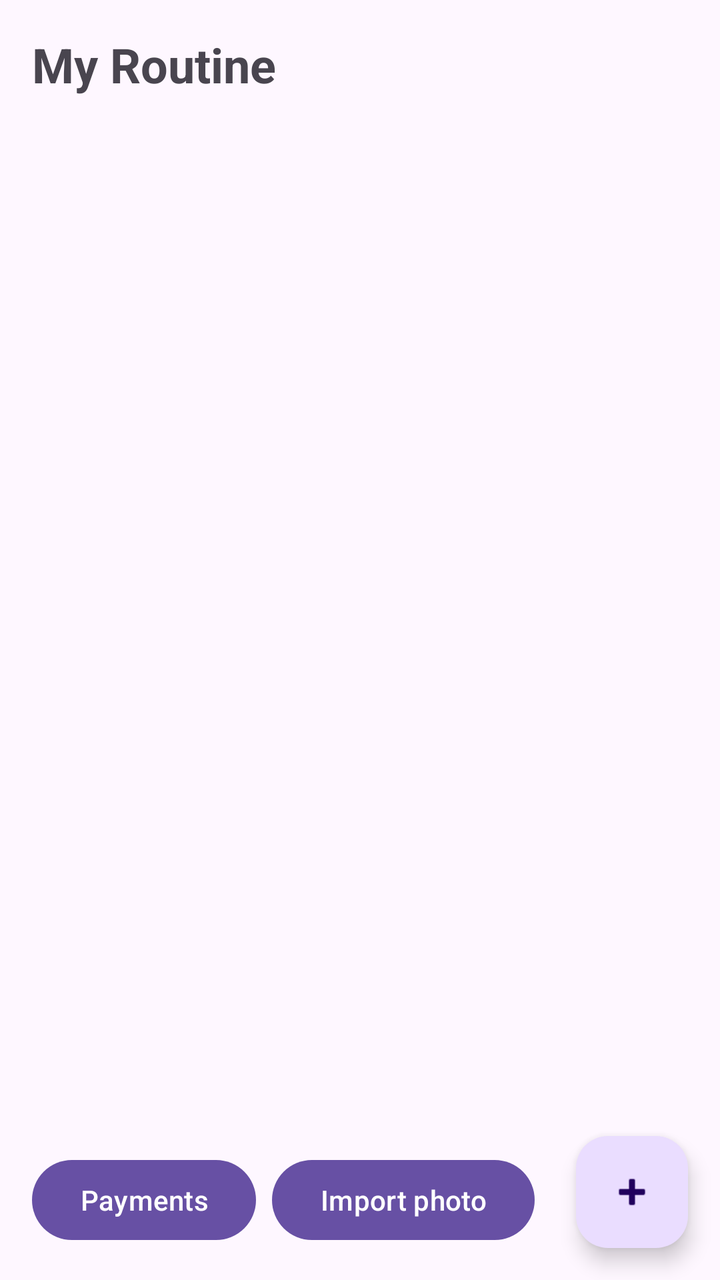
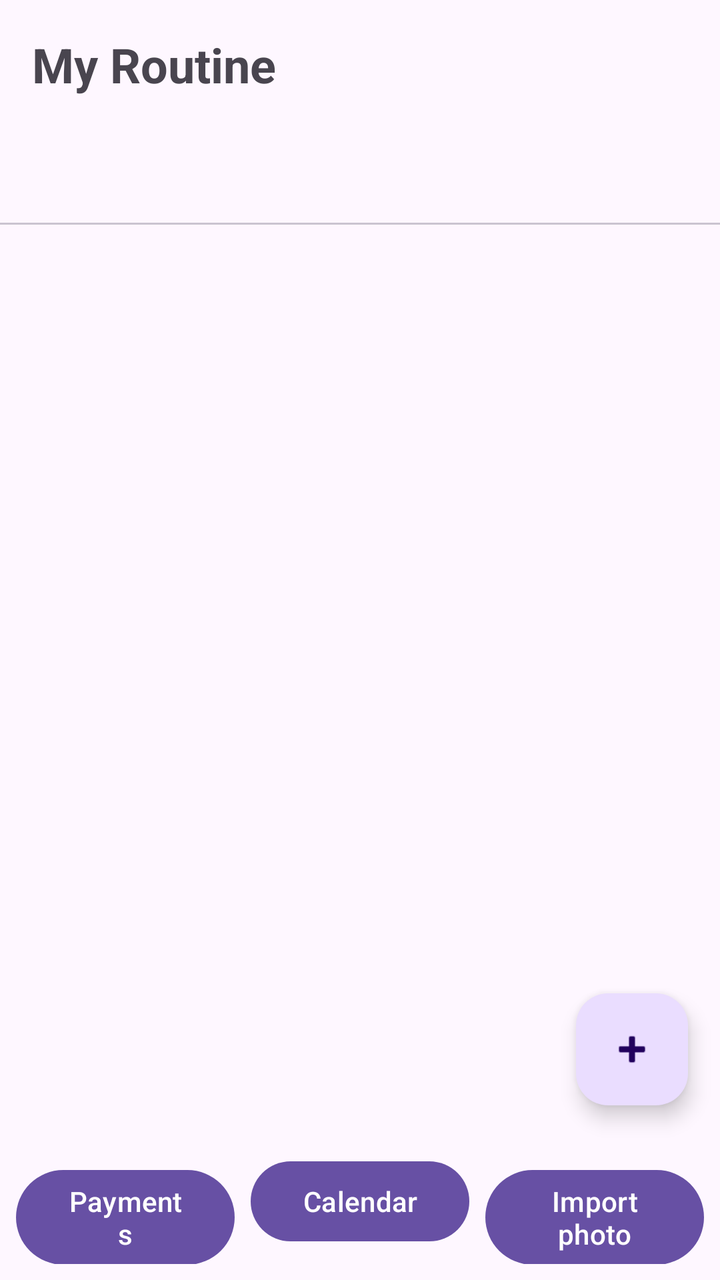

Screens rendered from an Android XML layout before and after an edit, with the pre-edit source and the edit as a unified diff.
<!-- AndroidManifest.xml: application theme Theme.Fluxora -->
<!-- res/layout/activity_main.xml -->
<?xml version="1.0" encoding="utf-8"?>
<androidx.constraintlayout.widget.ConstraintLayout
    xmlns:android="http://schemas.android.com/apk/res/android"
    xmlns:app="http://schemas.android.com/apk/res-auto"
    android:id="@+id/main"
    android:layout_width="match_parent"
    android:layout_height="match_parent">

    <TextView
        android:id="@+id/tvHeader"
        android:layout_width="0dp"
        android:layout_height="wrap_content"
        android:padding="16dp"
        android:text="My Routine"
        android:textSize="24sp"
        android:textStyle="bold"
        app:layout_constraintTop_toTopOf="parent"
        app:layout_constraintStart_toStartOf="parent"
        app:layout_constraintEnd_toEndOf="parent" />

    <androidx.recyclerview.widget.RecyclerView
        android:id="@+id/rvEvents"
        android:layout_width="0dp"
        android:layout_height="0dp"
        app:layout_constraintTop_toBottomOf="@id/tvHeader"
        app:layout_constraintBottom_toBottomOf="parent"
        app:layout_constraintStart_toStartOf="parent"
        app:layout_constraintEnd_toEndOf="parent" />

    <com.google.android.material.floatingactionbutton.FloatingActionButton
        android:id="@+id/fabAdd"
        android:layout_width="wrap_content"
        android:layout_height="wrap_content"
        android:layout_margin="16dp"
        android:src="@android:drawable/ic_input_add"
        app:layout_constraintBottom_toBottomOf="parent"
        app:layout_constraintEnd_toEndOf="parent" />
    <Button
        android:id="@+id/btnPayments"
        android:layout_width="wrap_content"
        android:layout_height="wrap_content"
        android:layout_margin="16dp"
        android:text="Payments"
        app:layout_constraintBottom_toBottomOf="parent"
        app:layout_constraintStart_toStartOf="parent" />
    <Button
        android:id="@+id/btnImport"
        android:layout_width="wrap_content"
        android:layout_height="wrap_content"
        android:layout_marginBottom="16dp"
        android:layout_marginStart="8dp"
        android:text="Import photo"
        app:layout_constraintBottom_toBottomOf="parent"
        app:layout_constraintStart_toEndOf="@id/btnPayments" />
</androidx.constraintlayout.widget.ConstraintLayout>
<!-- resources referenced by this layout -->
<resources>
  <style name="Theme.Fluxora" parent="Base.Theme.Fluxora" />
  <style name="Base.Theme.Fluxora" parent="Theme.Material3.DayNight.NoActionBar">
          
          
      </style>
</resources>

<!-- the commit's change to res/layout/activity_main.xml (unified diff, before → after) -->
@@ -18,14 +18,70 @@
         app:layout_constraintStart_toStartOf="parent"
         app:layout_constraintEnd_toEndOf="parent" />
 
+    <com.google.android.material.tabs.TabLayout
+        android:id="@+id/tabDays"
+        android:layout_width="0dp"
+        android:layout_height="wrap_content"
+        app:tabMode="scrollable"
+        app:layout_constraintTop_toBottomOf="@id/tvHeader"
+        app:layout_constraintStart_toStartOf="parent"
+        app:layout_constraintEnd_toEndOf="parent" />
+
     <androidx.recyclerview.widget.RecyclerView
         android:id="@+id/rvEvents"
         android:layout_width="0dp"
         android:layout_height="0dp"
-        app:layout_constraintTop_toBottomOf="@id/tvHeader"
+        android:clipToPadding="false"
+        android:padding="8dp"
+        app:layout_constraintTop_toBottomOf="@id/tabDays"
+        app:layout_constraintBottom_toTopOf="@id/bottomBar"
+        app:layout_constraintStart_toStartOf="parent"
+        app:layout_constraintEnd_toEndOf="parent" />
+
+    <TextView
+        android:id="@+id/tvEmpty"
+        android:layout_width="wrap_content"
+        android:layout_height="wrap_content"
+        android:text="No classes on this day"
+        android:visibility="gone"
+        app:layout_constraintTop_toTopOf="@id/rvEvents"
+        app:layout_constraintBottom_toBottomOf="@id/rvEvents"
+        app:layout_constraintStart_toStartOf="@id/rvEvents"
+        app:layout_constraintEnd_toEndOf="@id/rvEvents" />
+
+    <LinearLayout
+        android:id="@+id/bottomBar"
+        android:layout_width="0dp"
+        android:layout_height="wrap_content"
+        android:orientation="horizontal"
+        android:padding="8dp"
         app:layout_constraintBottom_toBottomOf="parent"
         app:layout_constraintStart_toStartOf="parent"
-        app:layout_constraintEnd_toEndOf="parent" />
+        app:layout_constraintEnd_toEndOf="parent">
+
+        <Button
+            android:id="@+id/btnPayments"
+            android:layout_width="0dp"
+            android:layout_height="wrap_content"
+            android:layout_weight="1"
+            android:text="Payments" />
+
+        <Button
+            android:id="@+id/btnAttendance"
+            android:layout_width="0dp"
+            android:layout_height="wrap_content"
+            android:layout_marginStart="8dp"
+            android:layout_weight="1"
+            android:text="Calendar" />
+
+        <Button
+            android:id="@+id/btnImport"
+            android:layout_width="0dp"
+            android:layout_height="wrap_content"
+            android:layout_marginStart="8dp"
+            android:layout_weight="1"
+            android:text="Import photo" />
+    </LinearLayout>
 
     <com.google.android.material.floatingactionbutton.FloatingActionButton
         android:id="@+id/fabAdd"
@@ -33,23 +89,6 @@
         android:layout_height="wrap_content"
         android:layout_margin="16dp"
         android:src="@android:drawable/ic_input_add"
-        app:layout_constraintBottom_toBottomOf="parent"
+        app:layout_constraintBottom_toTopOf="@id/bottomBar"
         app:layout_constraintEnd_toEndOf="parent" />
-    <Button
-        android:id="@+id/btnPayments"
-        android:layout_width="wrap_content"
-        android:layout_height="wrap_content"
-        android:layout_margin="16dp"
-        android:text="Payments"
-        app:layout_constraintBottom_toBottomOf="parent"
-        app:layout_constraintStart_toStartOf="parent" />
-    <Button
-        android:id="@+id/btnImport"
-        android:layout_width="wrap_content"
-        android:layout_height="wrap_content"
-        android:layout_marginBottom="16dp"
-        android:layout_marginStart="8dp"
-        android:text="Import photo"
-        app:layout_constraintBottom_toBottomOf="parent"
-        app:layout_constraintStart_toEndOf="@id/btnPayments" />
 </androidx.constraintlayout.widget.ConstraintLayout>
